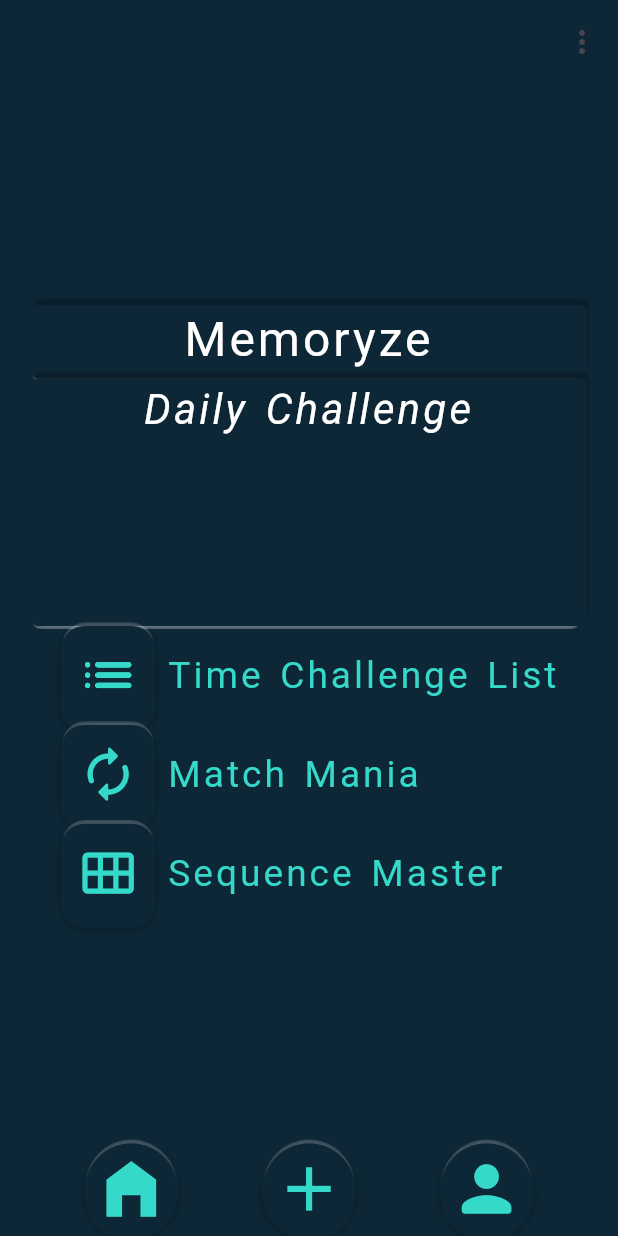
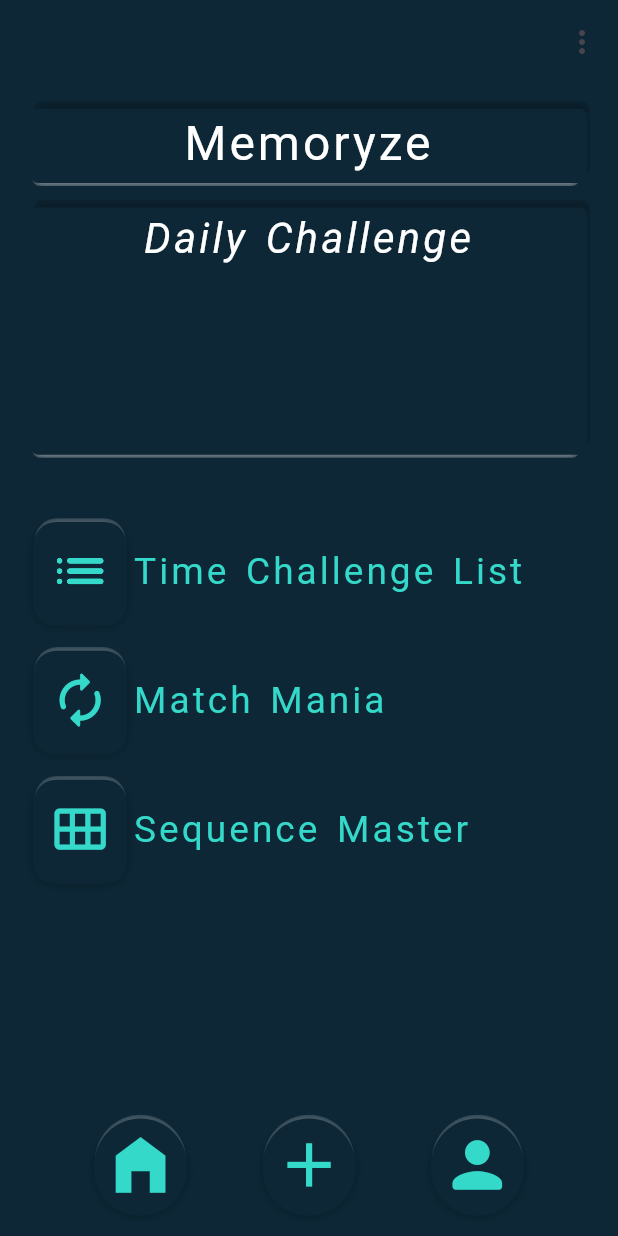
Before and after one commit to Kyllian404/MemoryApp, a Flutter app: the screen it shows after launch, on a phone screen of 412 x 824 dp. Run offline on Flutter 3.47's test engine with Material 3 defaults, Android fonts, the phone set to English and light mode, and no system bars; our stand-ins replace flutter_riverpod, freezed_annotation, google_fonts, riverpod_annotation, sembast; missing offline and left inert: dart:ffi; generated files the repository leaves out were written again.

Commit message:
Avancements. Stack+ Positioned

```diff
--- a/lib/src/features/memory/presentation/home_memory_page.dart
+++ b/lib/src/features/memory/presentation/home_memory_page.dart
@@ -52,12 +52,14 @@ class _HomeMemoryPageState extends State<HomeMemoryPage> {
         ),
       ),
       backgroundColor: AppColors.fondApp,
-      body: Center(
-        child: SingleChildScrollView(
-          child: Column(
+      body: Stack(
         children: [
           //* Title
-              Container(
+          Positioned(
+            top: screenHeight * 0.02,
+            left: screenWidth * 0.05,
+            right: screenWidth * 0.05,
+            child: Container(
               width: screenWidth * 0.9,
               height: screenHeight * 0.06,
               decoration: BoxDecoration(
@@ -93,8 +95,13 @@ class _HomeMemoryPageState extends State<HomeMemoryPage> {
                 ),
               ),
             ),
+          ),
           //* Daily Challenge Area
-              Container(
+          Positioned(
+            top: screenHeight * 0.10,
+            left: screenWidth * 0.05,
+            right: screenWidth * 0.05,
+            child: Container(
               width: screenWidth * 0.9,
               height: screenHeight * 0.2,
               decoration: BoxDecoration(
@@ -131,9 +138,11 @@ class _HomeMemoryPageState extends State<HomeMemoryPage> {
                 ),
               ),
             ),
-              //* Icons and Labels
-              Padding(
-                padding: EdgeInsets.only(left: screenWidth * 0.1),
+          ),
+          Positioned(
+            top: screenHeight * 0.33,
+            left: screenWidth * 0.05,
+            right: screenWidth * 0.05,
             child: Column(
               children: [
                 buildRowItem(
@@ -160,11 +169,12 @@ class _HomeMemoryPageState extends State<HomeMemoryPage> {
               ],
             ),
           ),
-            ],
-          ),
-        ),
-      ),
-      bottomNavigationBar: Row(
+          //* Icons and Labels
+          Positioned(
+            bottom: screenHeight * 0.02,
+            left: screenWidth * 0.03,
+            right: screenWidth * 0.03,
+            child: Row(
               mainAxisAlignment: MainAxisAlignment.spaceEvenly,
               children: [
                 buildBottomNavItem(
@@ -190,6 +200,9 @@ class _HomeMemoryPageState extends State<HomeMemoryPage> {
                 ),
               ],
             ),
+          ),
+        ],
+      ),
     );
   }
 
@@ -202,7 +215,9 @@ class _HomeMemoryPageState extends State<HomeMemoryPage> {
   ) {
     return Row(
       children: [
-        InkResponse(
+        Padding(
+          padding: const EdgeInsets.only(top: 20.0, left: 2.0),
+          child: InkResponse(
             onTap: () {
               print(label);
             },
@@ -238,8 +253,9 @@ class _HomeMemoryPageState extends State<HomeMemoryPage> {
               ),
             ),
           ),
+        ),
         Padding(
-          padding: EdgeInsets.only(left: screenWidth * 0.02),
+          padding: const EdgeInsets.only(left: 4.0, top: 20),
           child: Text(
             label,
             style: TextStyle(
```
Lines whose indentation alone changed are shown as unchanged.
